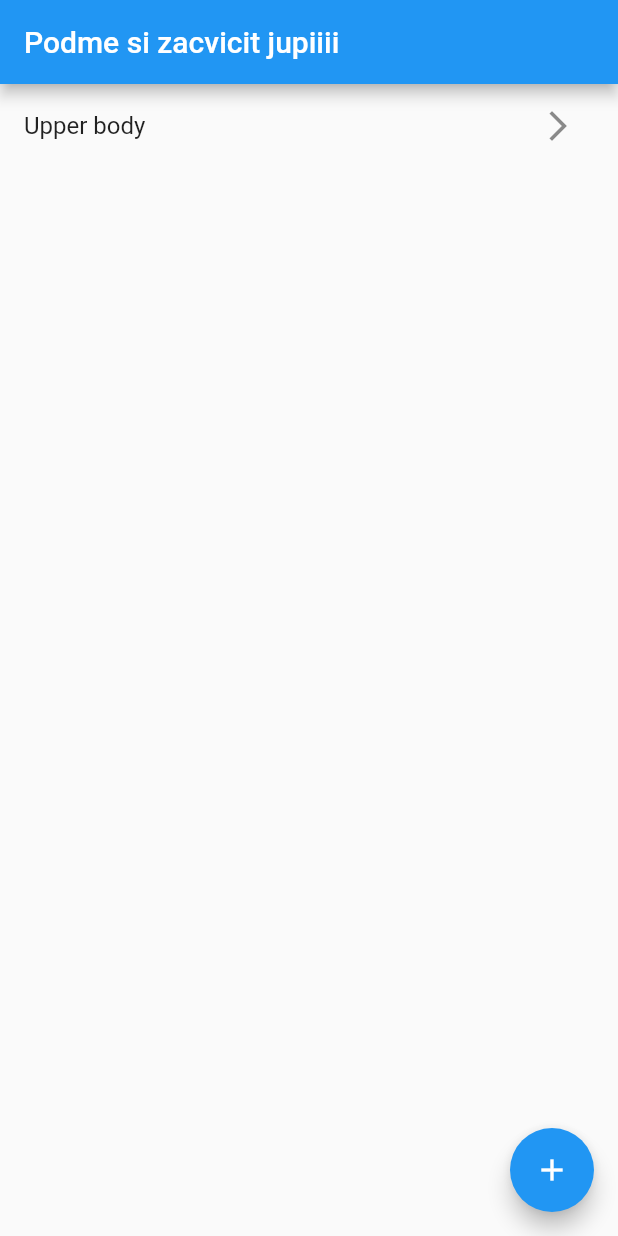
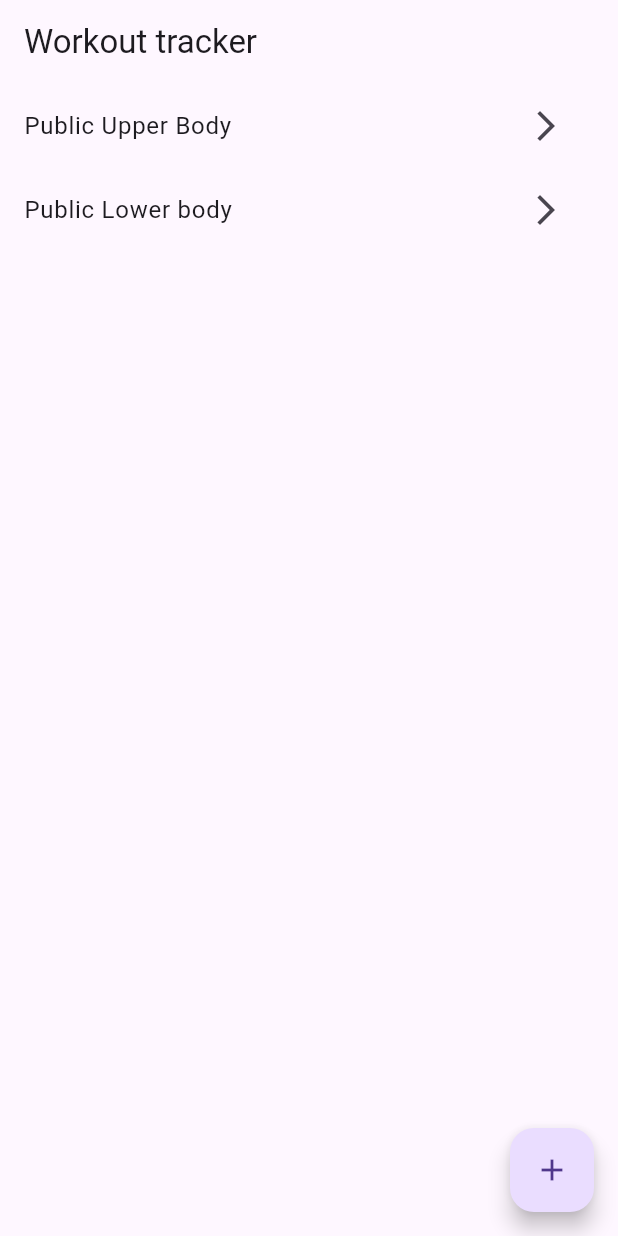
Before and after one commit to JozefSaj/gym_app_flutter, a Flutter app: the screen it shows after launch, on a phone screen of 412 x 824 dp. Run offline on Flutter 3.47's test engine with Material 2 defaults, Android fonts, the phone set to English and light mode, and no system bars.

Commit message:
needed imports added

```diff
--- a/lib/data/workout_data.dart
+++ b/lib/data/workout_data.dart
@@ -7,10 +7,14 @@ import '../modules/workout.dart';
 class WorkoutData extends ChangeNotifier{
 
   List<Workout> workoutList = [
-    Workout(name: "Upper body",
+    Workout(name: "Public Upper Body",
       exercise: [Exercise(
         name: "Lat Pulldown", weight: "50", reps: "10", sets: "3"),],
-    )
+    ),
+    Workout(name: "Public Lower body",
+      exercise: [Exercise(
+          name: "Lat Pulldown", weight: "50", reps: "10", sets: "3"),],
+    ),
 
   ];
 
--- a/lib/main.dart
+++ b/lib/main.dart
@@ -15,7 +15,10 @@ class MyApp extends StatelessWidget {
   Widget build(BuildContext context) {
     return ChangeNotifierProvider(
       create: (context) => WorkoutData(),
-      child: const MaterialApp(debugShowCheckedModeBanner: false, home: HomePage(),
+      child: MaterialApp(
+        debugShowCheckedModeBanner: false,
+        home: HomePage(),
+        theme: ThemeData(useMaterial3: true),
       ),
     );
   }
--- a/lib/pages/home_page.dart
+++ b/lib/pages/home_page.dart
@@ -1,5 +1,5 @@
-import 'package:first/pages/workout_page.dart';
 import 'package:flutter/material.dart';
+import 'package:gym_app_flutter/pages/workout_page.dart';
 import 'package:provider/provider.dart';
 
 import '../data/workout_data.dart';
@@ -56,7 +56,7 @@ class _HomePageState extends State<HomePage>{
   @override
   Widget build(BuildContext context){
     return Consumer<WorkoutData>(builder: (context, value, child) => Scaffold(
-      appBar: AppBar(title: Text("Podme si zacvicit jupiiii")
+      appBar: AppBar(title: Text("Workout tracker")
       ),
       floatingActionButton: FloatingActionButton(
         onPressed: createNewWorkout,
--- a/lib/pages/workout_page.dart
+++ b/lib/pages/workout_page.dart
@@ -51,8 +51,8 @@ class _WorkoutPageState extends State<WorkoutPage> {
           content: Column(
             mainAxisSize: MainAxisSize.min,
             children: [
+
           TextField(
-
             controller: exerciseNameController,
           ),
           TextField(
```
